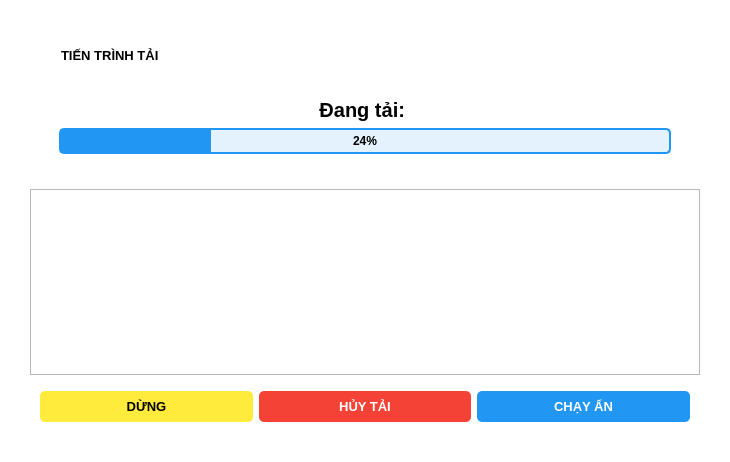
This is ui/dialog.ui in NguyenSonDuong/SocialDownload as Qt 5 draws it before an edit. The edited form follows.
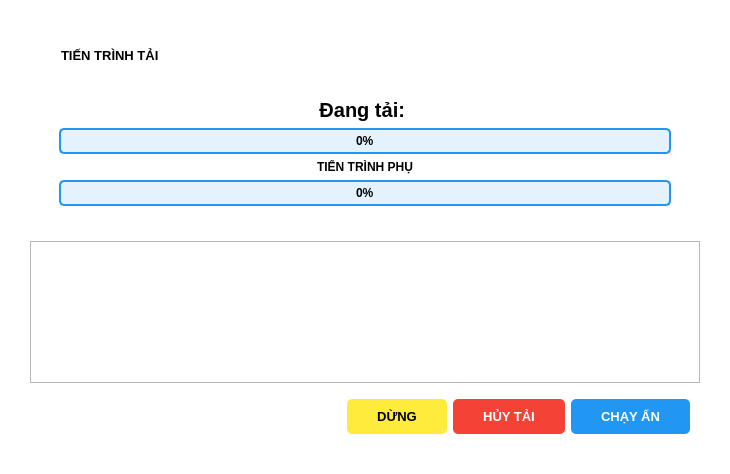
This is the edited form. Icons and pictures are not drawn.

The edit to the form file:
```diff
--- a/ui/dialog.ui
+++ b/ui/dialog.ui
@@ -7,7 +7,7 @@
     <x>0</x>
     <y>0</y>
     <width>730</width>
-    <height>462</height>
+    <height>474</height>
    </rect>
   </property>
   <property name="windowTitle">
@@ -38,7 +38,7 @@
     background-color: #2196F3;
     color: white;
     border-radius: 5px;
-    padding: 8px;
+    padding: 10px 30px 10px 30px;
 }
 
 #btnChayAn:hover {
@@ -50,7 +50,7 @@
     background-color: #F44336;
     color: white;
     border-radius: 5px;
-    padding: 8px;
+    padding: 10px 30px 10px 30px;
 }
 
 #btnHuyTai:hover {
@@ -62,7 +62,7 @@
     background-color: #FFEB3B;
     color: black;
     border-radius: 5px;
-    padding: 8px;
+    padding: 10px 30px 10px 30px;
 }
 
 #btnDung:hover {
@@ -84,6 +84,8 @@
     <number>30</number>
    </property>
    <item>
+    <layout class="QVBoxLayout" name="verticalLayout_3">
+     <item>
     <widget class="QWidget" name="verticalWidget" native="true">
      <property name="sizePolicy">
       <sizepolicy hsizetype="Preferred" vsizetype="Fixed">
@@ -187,18 +189,39 @@
          <item>
           <widget class="QProgressBar" name="pbTienTrinh">
            <property name="value">
-            <number>24</number>
+              <number>0</number>
            </property>
           </widget>
          </item>
+           <item>
+            <widget class="QLabel" name="lbTienTrinhPhu">
+             <property name="font">
+              <font>
+               <weight>75</weight>
+               <bold>true</bold>
+              </font>
+             </property>
+             <property name="text">
+              <string>TIẾN TRÌNH PHỤ</string>
+             </property>
+             <property name="alignment">
+              <set>Qt::AlignCenter</set>
+             </property>
+            </widget>
+           </item>
+           <item>
+            <widget class="QProgressBar" name="pbTienTrinhPhu">
+             <property name="value">
+              <number>0</number>
+             </property>
+            </widget>
+           </item>
         </layout>
        </widget>
       </item>
      </layout>
     </widget>
    </item>
-   <item>
-    <layout class="QVBoxLayout" name="verticalLayout_3">
      <item>
       <widget class="QTextEdit" name="txtLog">
        <property name="font">
@@ -208,7 +231,8 @@
        </property>
       </widget>
      </item>
-     <item>
+     <item alignment="Qt::AlignRight">
+      <widget class="QWidget" name="widget" native="true">
       <layout class="QHBoxLayout" name="horizontalLayout_3">
        <property name="leftMargin">
         <number>10</number>
@@ -224,6 +248,12 @@
        </property>
        <item>
         <widget class="QPushButton" name="btnDung">
+          <property name="sizePolicy">
+           <sizepolicy hsizetype="Fixed" vsizetype="Fixed">
+            <horstretch>0</horstretch>
+            <verstretch>0</verstretch>
+           </sizepolicy>
+          </property>
          <property name="font">
           <font>
            <pointsize>10</pointsize>
@@ -238,6 +268,12 @@
        </item>
        <item>
         <widget class="QPushButton" name="btnHuyTai">
+          <property name="sizePolicy">
+           <sizepolicy hsizetype="Fixed" vsizetype="Fixed">
+            <horstretch>0</horstretch>
+            <verstretch>0</verstretch>
+           </sizepolicy>
+          </property>
          <property name="font">
           <font>
            <pointsize>10</pointsize>
@@ -252,6 +288,12 @@
        </item>
        <item>
         <widget class="QPushButton" name="btnChayAn">
+          <property name="sizePolicy">
+           <sizepolicy hsizetype="Fixed" vsizetype="Fixed">
+            <horstretch>0</horstretch>
+            <verstretch>0</verstretch>
+           </sizepolicy>
+          </property>
          <property name="font">
           <font>
            <pointsize>10</pointsize>
@@ -265,6 +307,7 @@
         </widget>
        </item>
       </layout>
+      </widget>
      </item>
     </layout>
    </item>
```
Lines whose indentation alone changed are shown as unchanged.
